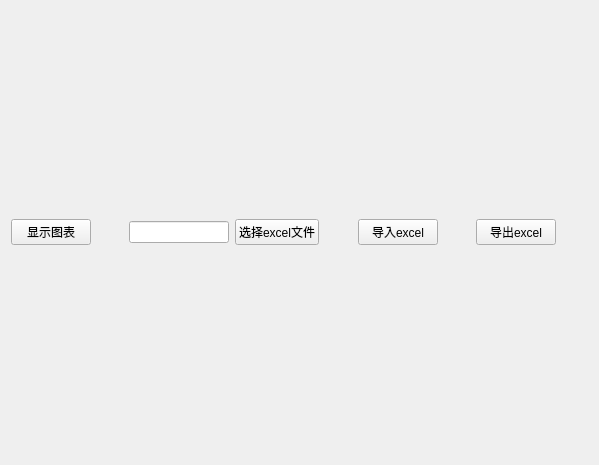
Above: FileManagement/Echarts.ui from hhyvs111/FileManagement before the change. Below: the same form after it.
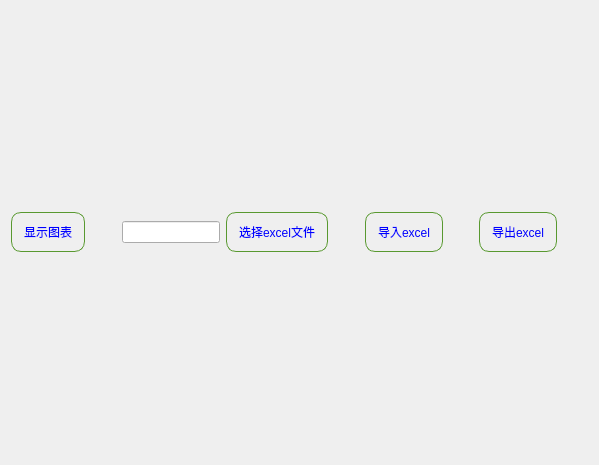
That is the form after the change.

Patch:
```diff
--- a/FileManagement/Echarts.ui
+++ b/FileManagement/Echarts.ui
@@ -20,6 +20,13 @@
       <layout class="QHBoxLayout" name="horizontalLayout_3">
        <item>
         <widget class="QPushButton" name="send">
+         <property name="styleSheet">
+          <string notr="true">background:transparent;
+border:1px solid rgb(89, 153, 48);
+border-radius:10px;
+padding:10px 12px;
+color: blue;</string>
+         </property>
          <property name="text">
           <string>显示图表</string>
          </property>
@@ -43,6 +50,13 @@
        </item>
        <item>
         <widget class="QPushButton" name="pushButton">
+         <property name="styleSheet">
+          <string notr="true">background:transparent;
+border:1px solid rgb(89, 153, 48);
+border-radius:10px;
+padding:10px 12px;
+color: blue;</string>
+         </property>
          <property name="text">
           <string>选择excel文件</string>
          </property>
@@ -63,6 +77,13 @@
        </item>
        <item>
         <widget class="QPushButton" name="importexcel">
+         <property name="styleSheet">
+          <string notr="true">background:transparent;
+border:1px solid rgb(89, 153, 48);
+border-radius:10px;
+padding:10px 12px;
+color: blue;</string>
+         </property>
          <property name="text">
           <string>导入excel</string>
          </property>
@@ -83,6 +104,13 @@
        </item>
        <item>
         <widget class="QPushButton" name="pushButton_2">
+         <property name="styleSheet">
+          <string notr="true">background:transparent;
+border:1px solid rgb(89, 153, 48);
+border-radius:10px;
+padding:10px 12px;
+color: blue;</string>
+         </property>
          <property name="text">
           <string>导出excel</string>
          </property>
```
